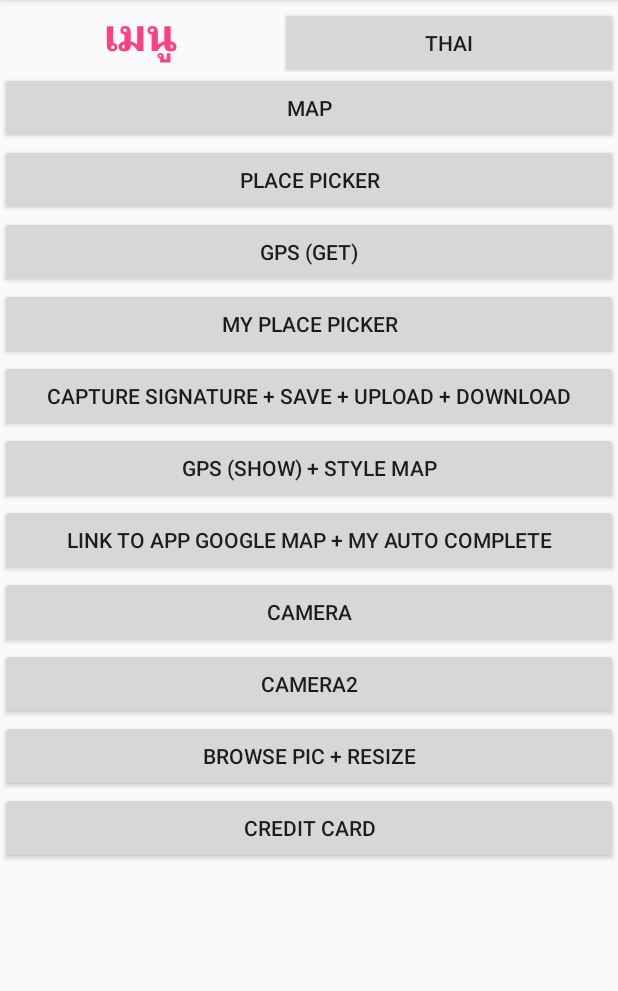
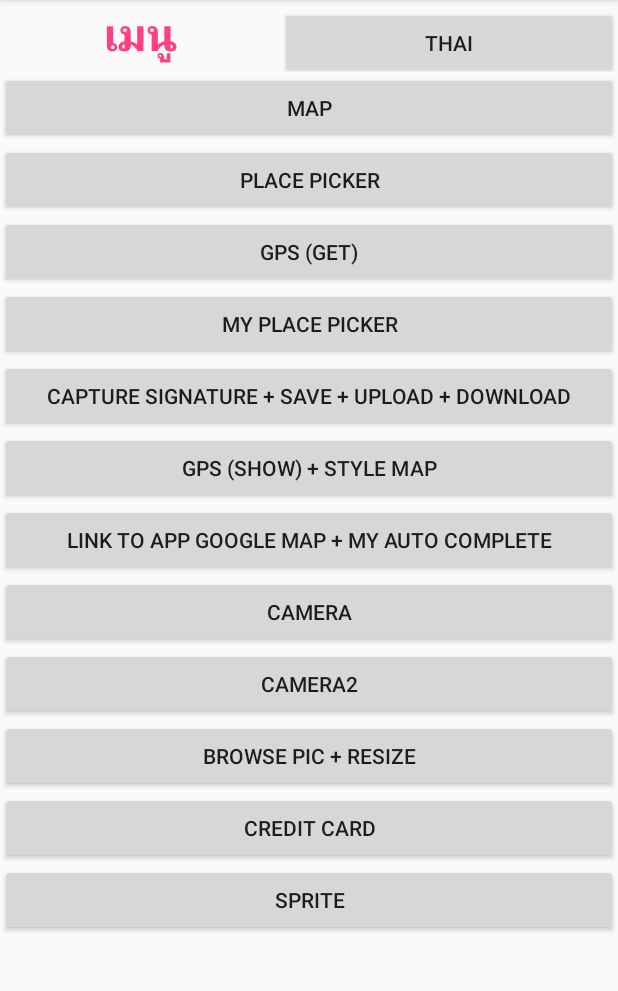
Before and after one commit to somjetsomjet/MyMapAndPlace, an Android app: the screen it shows after launch (MenuActivity), on a phone screen of 412 x 824 dp, the part 84-1075 px from its top. Run offline under Robolectric (Android 15) with nearby library versions, the phone set to English and light mode, and no system bars.

Commit message:
add sprite

```diff
--- a/app/src/main/AndroidManifest.xml
+++ b/app/src/main/AndroidManifest.xml
@@ -58,6 +58,8 @@
         </activity>
         <activity android:name=".ChargeCreditCardActivity">
         </activity>
+        <activity android:name=".SpriteActivity">
+        </activity>
     </application>
 
 </manifest>
--- a/app/src/main/java/com/example/somjetr/mymapandplace/MenuActivity.java
+++ b/app/src/main/java/com/example/somjetr/mymapandplace/MenuActivity.java
@@ -122,6 +122,13 @@ public class MenuActivity extends AppCompatActivity {
             }
         });
 
+        Button btnSprite = (Button) findViewById(R.id.btnSprite);
+        btnSprite.setOnClickListener(new Button.OnClickListener() {
+            public void onClick(View v) {
+                Intent i = new Intent(getApplicationContext(), SpriteActivity.class);
+                startActivity(i);
+            }
+        });
 
 
 
--- a/app/src/main/res/layout/activity_menu.xml
+++ b/app/src/main/res/layout/activity_menu.xml
@@ -102,6 +102,12 @@
                 android:layout_height="wrap_content"
                 android:text="Credit Card" />
 
+            <Button
+                android:id="@+id/btnSprite"
+                android:layout_width="match_parent"
+                android:layout_height="wrap_content"
+                android:text="Sprite" />
+
         </LinearLayout>
     </ScrollView>
 
```
Also changed, not shown: app/src/main/java/com/example/somjetr/mymapandplace/SpriteActivity.java (added, +47 -0 lines), app/src/main/res/layout/activity_sprite.xml (added, +36 -0 lines), app/src/main/res/drawable/bad1.png (added), 20 other files.
